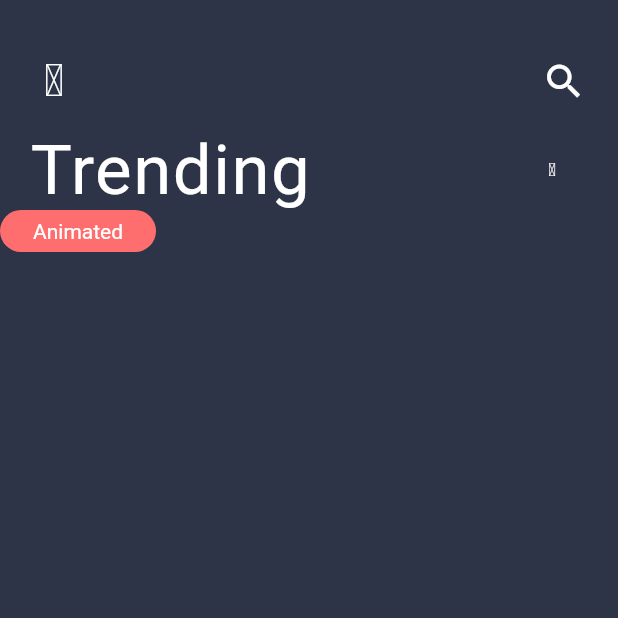
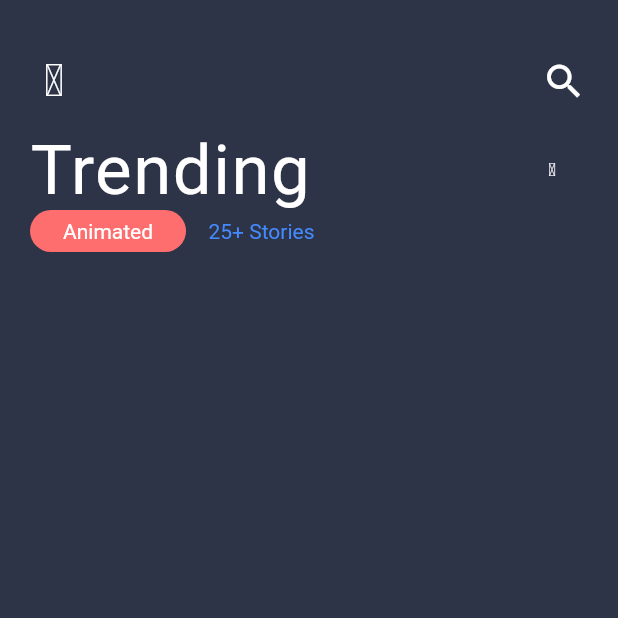
Before and after one commit to Isma-Akin/story_app, a Flutter app: the screen it shows after launch, on a phone screen of 412 x 824 dp, the top half of it. Run offline on Flutter 3.47's test engine with Material 2 defaults, Android fonts, the phone set to English and light mode, and no system bars; Roboto replaces fonts that are missing (Callibre-Semibold).

Commit message:
feat(main): add sizedbox

```diff
--- a/lib/main.dart
+++ b/lib/main.dart
@@ -90,7 +90,9 @@ class _MyHomePageState extends State<MyHomePage> {
                   ],
                 ),
                 ),
-                Row(
+                Padding(
+                  padding: const EdgeInsets.only(left: 20.0),
+                  child: Row(
                     children: <Widget>[
                       Container(
                         decoration: BoxDecoration(
@@ -108,10 +110,18 @@ class _MyHomePageState extends State<MyHomePage> {
                               ),
                             ),
                           ),
-                      )
-                      ,
+                        ),
+                      ),
+                      SizedBox(
+                        width: 15.0,),
+                      Text("25+ Stories",
+                        style: TextStyle(
+                          color: Colors.blueAccent
+                        ),
+
                       )
                     ],
+                  ),
                 )
               ],
             )
```
Lines whose indentation alone changed are shown as unchanged.
